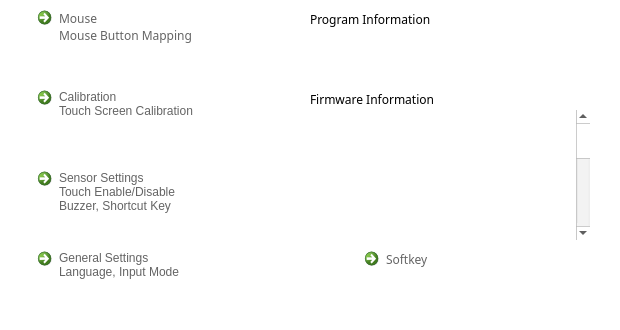
Before: the Qt Designer form T3kCfg/QMainMenuWidget.ui in habilience/habilience-t3ksensor-tools, drawn with Qt 5.
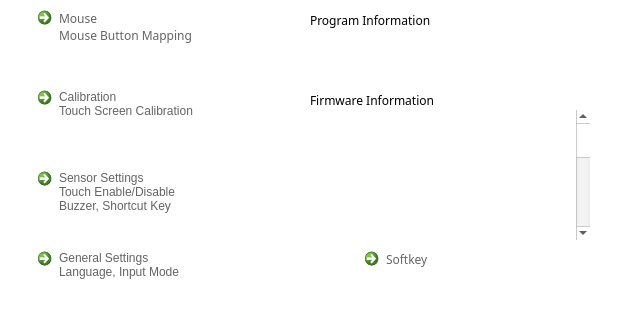
After: the same form once the commit is applied. Custom widgets are drawn as their Qt base class.

```diff
--- a/T3kCfg/QMainMenuWidget.ui
+++ b/T3kCfg/QMainMenuWidget.ui
@@ -942,7 +942,7 @@
      <x>310</x>
      <y>10</y>
      <width>280</width>
-     <height>18</height>
+     <height>20</height>
     </rect>
    </property>
    <property name="text">
@@ -955,7 +955,7 @@
      <x>310</x>
      <y>90</y>
      <width>280</width>
-     <height>18</height>
+     <height>20</height>
     </rect>
    </property>
    <property name="mouseTracking">
@@ -1113,6 +1113,7 @@
 &lt;p style=&quot;-qt-paragraph-type:empty; margin-top:0px; margin-bottom:0px; margin-left:0px; margin-right:0px; -qt-block-indent:0; text-indent:0px;&quot;&gt;&lt;br /&gt;&lt;/p&gt;
 &lt;p style=&quot;-qt-paragraph-type:empty; margin-top:0px; margin-bottom:0px; margin-left:0px; margin-right:0px; -qt-block-indent:0; text-indent:0px;&quot;&gt;&lt;br /&gt;&lt;/p&gt;
 &lt;p style=&quot;-qt-paragraph-type:empty; margin-top:0px; margin-bottom:0px; margin-left:0px; margin-right:0px; -qt-block-indent:0; text-indent:0px;&quot;&gt;&lt;br /&gt;&lt;/p&gt;
+&lt;p style=&quot;-qt-paragraph-type:empty; margin-top:0px; margin-bottom:0px; margin-left:0px; margin-right:0px; -qt-block-indent:0; text-indent:0px;&quot;&gt;&lt;br /&gt;&lt;/p&gt;
 &lt;p style=&quot;-qt-paragraph-type:empty; margin-top:0px; margin-bottom:0px; margin-left:0px; margin-right:0px; -qt-block-indent:0; text-indent:0px; font-family:'Gulim';&quot;&gt;&lt;br /&gt;&lt;/p&gt;
 &lt;p style=&quot;-qt-paragraph-type:empty; margin-top:0px; margin-bottom:0px; margin-left:0px; margin-right:0px; -qt-block-indent:0; text-indent:0px;&quot;&gt;&lt;br /&gt;&lt;/p&gt;
 &lt;p style=&quot;-qt-paragraph-type:empty; margin-top:0px; margin-bottom:0px; margin-left:0px; margin-right:0px; -qt-block-indent:0; text-indent:0px;&quot;&gt;&lt;br /&gt;&lt;/p&gt;
```
